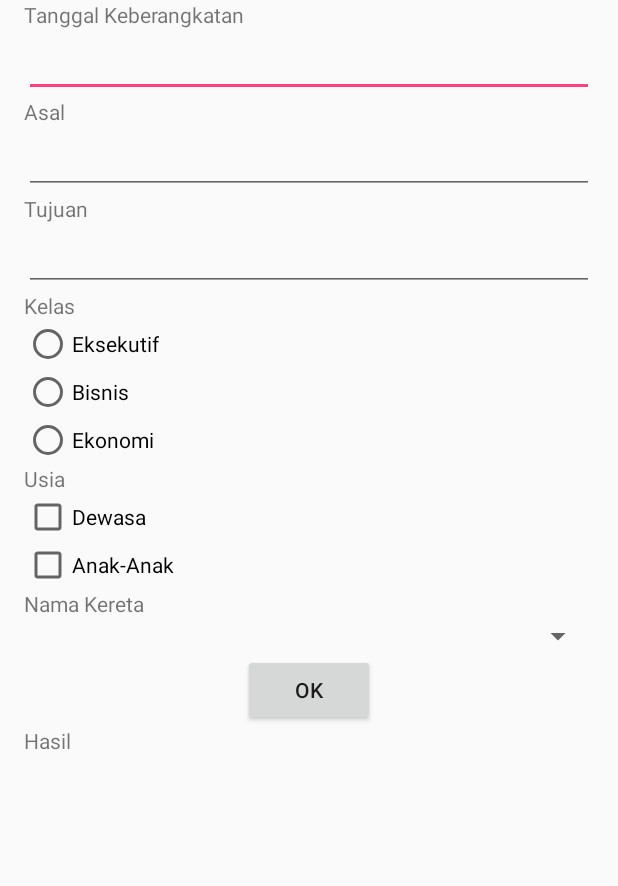
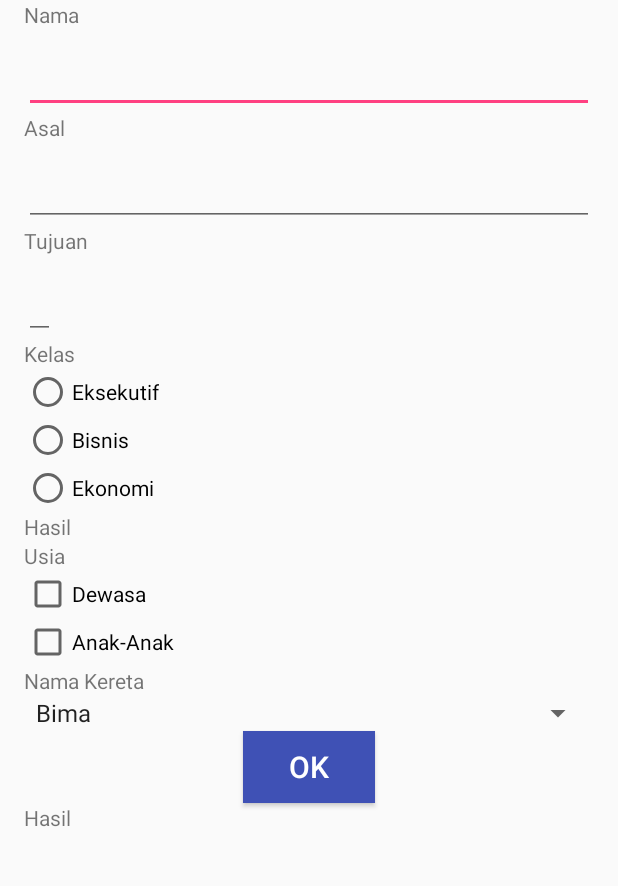
Before and after one commit to ifanrifaihardiyanto/Formulir, an Android app: the layout activity_main.xml on its own in the app's theme, with its tools: preview values and no code run, on a phone screen of 412 x 824 dp, the part 148-1034 px from its top. Run offline under Robolectric (Android 15) with nearby library versions, the phone set to English and light mode, and no system bars.

```diff
--- a/app/build.gradle
+++ b/app/build.gradle
@@ -23,4 +23,5 @@ dependencies {
     compile fileTree(dir: 'libs', include: ['*.jar'])
     testCompile 'junit:junit:4.12'
     compile 'com.android.support:appcompat-v7:24.1.1'
+    compile 'com.android.support:design:24.1.1'
 }
--- /dev/null
+++ b/app/src/main/res/drawable/bgbtn.xml
@@ -0,0 +1,6 @@
+<?xml version="1.0" encoding="utf-8"?>
+<selector xmlns:android="http://schemas.android.com/apk/res/android">
+    <item android:drawable="@color/colorAccent" android:state_pressed="true" />
+    <item android:drawable="@color/colorAccent" android:state_hovered="true" />
+    <item android:drawable="@color/colorPrimary" />
+</selector>
--- a/app/src/main/res/layout/activity_main.xml
+++ b/app/src/main/res/layout/activity_main.xml
@@ -36,18 +36,22 @@
             android:src="@drawable/logo" />
 
         <TextView
-            android:id="@+id/textViewTanggal"
+            android:id="@+id/textViewNama"
             android:layout_width="wrap_content"
             android:layout_height="wrap_content"
             android:layout_alignParentLeft="true"
             android:layout_alignParentStart="true"
             android:layout_below="@+id/imageView"
-            android:text="Tanggal Keberangkatan" />
+            android:text="Nama" />
 
+        <android.support.design.widget.TextInputLayout
+            android:layout_width="match_parent"
+            android:layout_height="wrap_content">
         <EditText
-            android:id="@+id/editTextTgl"
+            android:id="@+id/editTextNm"
             android:layout_width="match_parent"
             android:layout_height="wrap_content" />
+        </android.support.design.widget.TextInputLayout>
 
         <TextView
             android:id="@+id/textViewAsal"
@@ -55,10 +59,14 @@
             android:layout_height="wrap_content"
             android:text="Asal" />
 
+        <android.support.design.widget.TextInputLayout
+            android:layout_width="match_parent"
+            android:layout_height="wrap_content">
         <EditText
             android:id="@+id/editTextAsal"
             android:layout_width="match_parent"
             android:layout_height="wrap_content" />
+        </android.support.design.widget.TextInputLayout>
 
         <TextView
             android:id="@+id/textViewTujuan"
@@ -66,10 +74,14 @@
             android:layout_height="wrap_content"
             android:text="Tujuan" />
 
+        <android.support.design.widget.TextInputLayout
+            android:layout_width="wrap_content"
+            android:layout_height="match_parent">
         <EditText
             android:id="@+id/editTextTujuan"
             android:layout_width="match_parent"
             android:layout_height="wrap_content" />
+        </android.support.design.widget.TextInputLayout>
 
         <TextView
             android:id="@+id/textViewKelas"
@@ -99,6 +111,12 @@
                 android:layout_width="wrap_content"
                 android:layout_height="wrap_content"
                 android:text="Ekonomi" />
+
+            <TextView
+                android:id="@+id/textViewKrt"
+                android:layout_width="wrap_content"
+                android:layout_height="wrap_content"
+                android:text="Hasil" />
         </RadioGroup>
 
         <TextView
@@ -120,7 +138,7 @@
             android:text="Anak-Anak" />
 
         <TextView
-            android:id="@+id/textViewNm"
+            android:id="@+id/textViewNmK"
             android:layout_width="wrap_content"
             android:layout_height="wrap_content"
             android:text="Nama Kereta" />
@@ -128,20 +146,25 @@
         <Spinner
             android:id="@+id/spinnerKereta"
             android:layout_width="match_parent"
-            android:layout_height="wrap_content" />
+            android:layout_height="wrap_content"
+            android:entries="@array/kereta" />
 
         <Button
             android:id="@+id/buttonOK"
+            style="@style/Base.TextAppearance.AppCompat.Title"
             android:layout_width="wrap_content"
             android:layout_height="wrap_content"
             android:layout_gravity="center_horizontal"
-            android:text="OK" />
+            android:background="@drawable/bgbtn"
+            android:text="OK"
+            android:textColor="@android:color/white" />
 
         <TextView
             android:id="@+id/textViewHasil"
             android:layout_width="wrap_content"
             android:layout_height="wrap_content"
             android:text="Hasil" />
+
     </LinearLayout>
 
 </ScrollView>
--- /dev/null
+++ b/app/src/main/res/values/arrays.xml
@@ -0,0 +1,9 @@
+<?xml version="1.0" encoding="utf-8"?>
+<resources>
+    <string-array name="kereta">
+        <item>Bima</item>
+        <item>ndkw</item>
+        <item>Bima</item>
+        <item>Bima</item>
+    </string-array>
+</resources>
```
Also changed, not shown: app/src/main/java/id/sch/smktelkom_mlg/learn/formulir/MainActivity.java (+55 -89 lines), app/src/main/java/id/sch/smktelkom_mlg/learn/formulir/R.java (added, +7 -0 lines).
